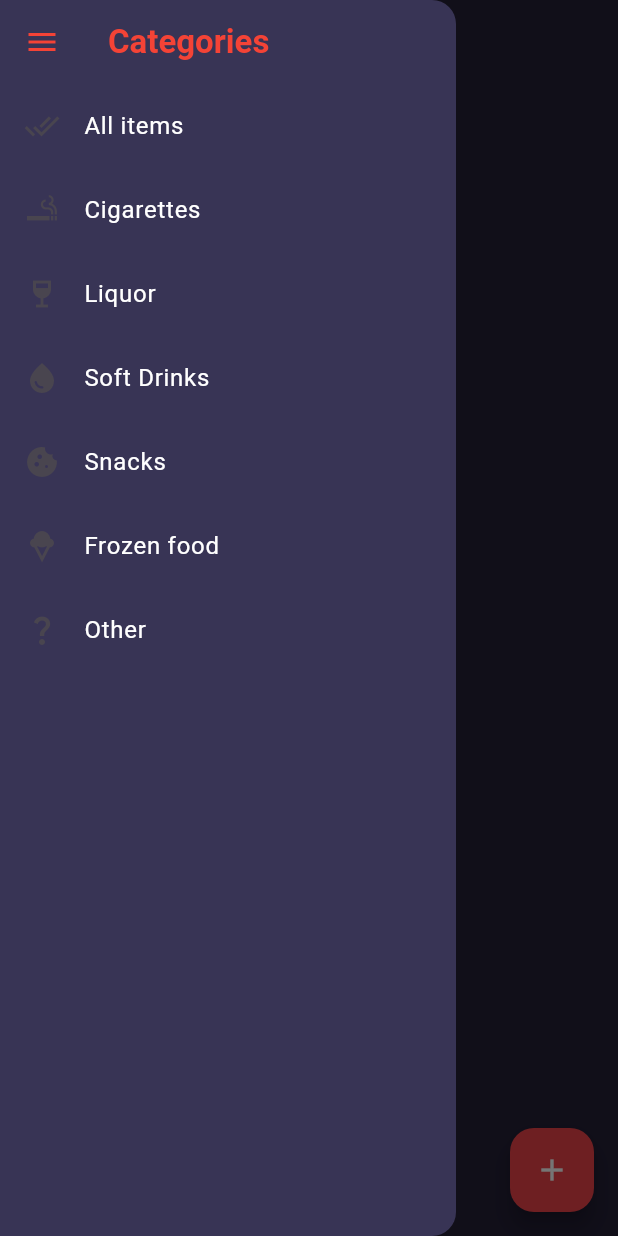
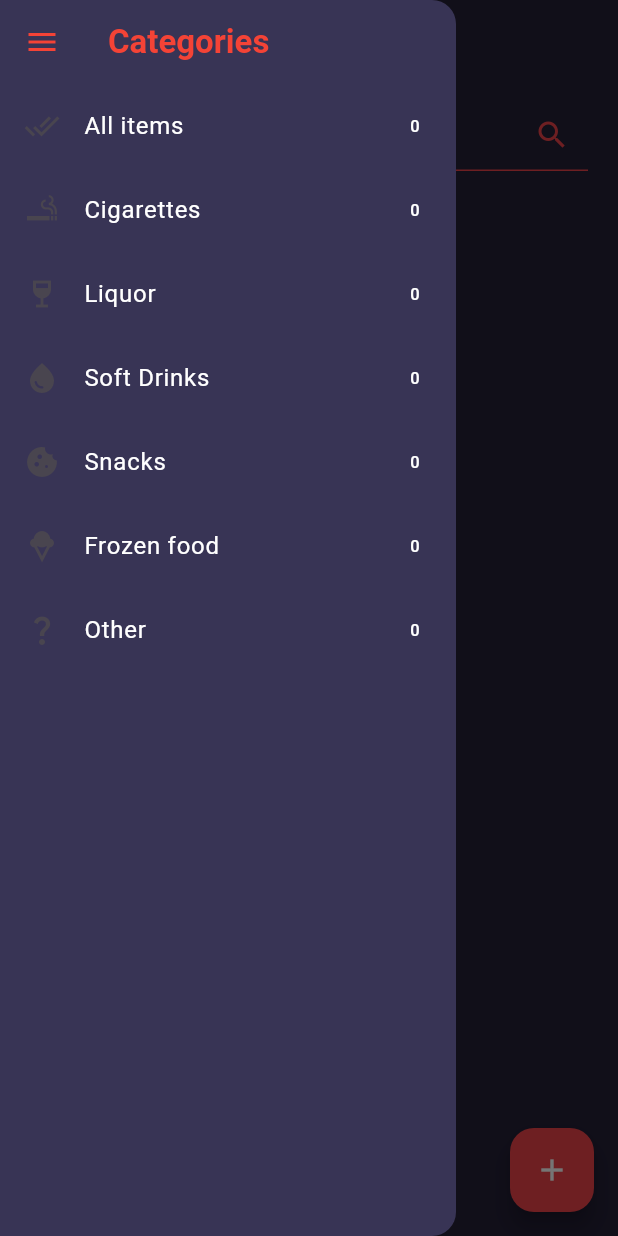
Before and after one commit to SSyntax-errorr/RedHood-store, a Flutter app: the screen it shows after launch, with the side drawer open, on a phone screen of 412 x 824 dp. Run offline on Flutter 3.47's test engine with Material 3 defaults, Android fonts, the phone set to English and light mode, and no system bars; our stand-ins replace flutter_slidable, permission_handler, sqflite; accounts and stored records are empty.

Commit message:
add search functionality with search bar

```diff
--- a/lib/Screens/addItem.dart
+++ b/lib/Screens/addItem.dart
@@ -30,9 +30,9 @@ class _AddItemWidgetState extends State<AddItemWidget> {
   @override
   Widget build(BuildContext context) {
     return Scaffold(
-      backgroundColor: Color.fromARGB(255, 36, 32, 55),
+      backgroundColor: const Color.fromARGB(255, 36, 32, 55),
       appBar: AppBar(
-        backgroundColor: Color.fromARGB(255, 239, 68, 74),
+        backgroundColor: const Color.fromARGB(255, 239, 68, 74),
         foregroundColor: Colors.white,
         title: const Text("Add Item"),
         centerTitle: true,
@@ -93,7 +93,7 @@ class _AddItemWidgetState extends State<AddItemWidget> {
                     style: TextStyle(color: Colors.red, fontSize: 18),
                   ),
                   DropdownButton<Categories>(
-                    dropdownColor: Color.fromARGB(255, 239, 68, 74),
+                    dropdownColor: const Color.fromARGB(255, 239, 68, 74),
                     value: selectedValue,
                     onChanged: (newValue) {
                       setState(() {
@@ -147,7 +147,7 @@ class _AddItemWidgetState extends State<AddItemWidget> {
                     Navigator.pop(context);
                   },
                   style: ElevatedButton.styleFrom(
-                      backgroundColor: Color.fromARGB(255, 239, 68, 74),
+                      backgroundColor: const Color.fromARGB(255, 239, 68, 74),
                       foregroundColor: Colors.white),
                   child: const Text("Confirm"),
                 ),
--- a/lib/home.dart
+++ b/lib/home.dart
@@ -5,9 +5,11 @@ import 'package:store/Services/database_helper.dart';
 import 'package:flutter_slidable/flutter_slidable.dart';
 import 'package:permission_handler/permission_handler.dart';
 
+const Color redColor = Color.fromARGB(255, 239, 68, 74);
+
 List<int> idList = [];
 List<DataModel> itemList = [];
-List<DataModel> itemListToDisplay = []; //just in case :)
+List<DataModel> itemListToDisplay = [];
 List<DataModel> subItemList = [];
 
 class HomePage extends StatefulWidget {
@@ -19,36 +21,94 @@ class HomePage extends StatefulWidget {
 
 class _HomePageState extends State<HomePage> {
   GlobalKey<ScaffoldState> _scaffoldKey = GlobalKey<ScaffoldState>();
+
+  void _searchFilter(String enteredKeyword) {
+    subItemList = [];
+    if (enteredKeyword.isEmpty) {
+      setState(() {
+        itemListToDisplay = itemList;
+      });
+      return;
+    }
+
+    subItemList = itemList
+        .where((item) => (item.itemName.toLowerCase())
+            .contains(enteredKeyword.toLowerCase()))
+        .toList();
+
+    setState(() {
+      itemListToDisplay = subItemList;
+    });
+  }
+
   @override
   Widget build(BuildContext context) {
     return Scaffold(
+      //resizeToAvoidBottomInset: false,
       key: _scaffoldKey,
       drawer: NavBar(
           scaffoldKey: _scaffoldKey,
           onItemClicked: () {
             setState(() {});
           }),
-      backgroundColor: Color.fromARGB(255, 36, 32, 55),
+      backgroundColor: const Color.fromARGB(255, 36, 32, 55),
       appBar: AppBar(
         backgroundColor: Colors.transparent,
-        foregroundColor: Color.fromARGB(255, 239, 68, 74),
+        foregroundColor: const Color.fromARGB(255, 239, 68, 74),
         title: const Text(
           "REDHOOD STORE",
           style: TextStyle(fontWeight: FontWeight.bold),
         ),
         centerTitle: true,
       ),
-      body: ItemList(),
+      body: Stack(children: [
+        //used stack() because column() causes pixel overflow
+        Positioned(
+          top: 10,
+          left: 20,
+          right: 20,
+          child: TextField(
+            //search bar
+            style: TextStyle(color: Colors.white),
+            cursorColor: redColor,
+            decoration: const InputDecoration(
+                enabledBorder: UnderlineInputBorder(
+                  borderSide: BorderSide(color: redColor),
+                ),
+                focusedBorder: UnderlineInputBorder(
+                  borderSide: BorderSide(
+                      color: Colors
+                          .red), // Color of the bottom line when the TextField is focused
+                ),
+                hintText: "Search",
+                hintStyle: TextStyle(color: Color.fromARGB(58, 255, 255, 255)),
+                focusColor: redColor,
+                hoverColor: redColor,
+                suffixIcon: Icon(
+                  Icons.search,
+                  color: Color.fromARGB(255, 239, 68, 74),
+                )),
+            onChanged: (value) => _searchFilter(value),
+          ),
+        ),
+        Positioned(
+          top: 70,
+          left: 0,
+          right: 0,
+          bottom: 0,
+          child: ItemList(),
+        ),
+      ]),
       floatingActionButton: FloatingActionButton(
-          backgroundColor: Color.fromARGB(255, 239, 68, 74),
-          child: Icon(
+          backgroundColor: const Color.fromARGB(255, 239, 68, 74),
+          child: const Icon(
             Icons.add,
             color: Colors.white,
           ),
           onPressed: () {
             Navigator.push(
               context,
-              MaterialPageRoute(builder: (context) => AddItemWidget()),
+              MaterialPageRoute(builder: (context) => const AddItemWidget()),
             ).then((_) {
               setState(() {});
             });
@@ -56,10 +116,8 @@ class _HomePageState extends State<HomePage> {
     );
   }
 
-  Scaffold ItemList() {
-    return Scaffold(
-      backgroundColor: Color.fromARGB(255, 36, 32, 55),
-      body: FutureBuilder<List<DataModel>>(
+  FutureBuilder<List<DataModel>> ItemList() {
+    return FutureBuilder<List<DataModel>>(
       future: DatabaseHelper.instance.retrieveItems(),
       builder: (context, snapshot) {
         if (snapshot.connectionState == ConnectionState.waiting) {
@@ -67,7 +125,7 @@ class _HomePageState extends State<HomePage> {
         } else if (snapshot.hasError) {
           return Text('Error: ${snapshot.error}');
         } else {
-            if (!subItemList.isEmpty) {
+          if (subItemList.isNotEmpty) {
             itemListToDisplay = subItemList;
           } else {
             itemList = snapshot.data!;
@@ -123,7 +181,6 @@ class _HomePageState extends State<HomePage> {
           );
         }
       },
-      ),
     );
   }
 
@@ -139,7 +196,7 @@ class _HomePageState extends State<HomePage> {
         return Icons.water;
       case "FrozenFood":
         return Icons.icecream;
-        break;
+
       case "Other":
         return Icons.question_mark;
       default:
@@ -193,9 +250,13 @@ class _NavBarState extends State<NavBar> {
             ),
           ),
           ListTile(
-            leading: Icon(Icons.done_all_sharp),
+            leading: const Icon(Icons.done_all_sharp),
             title: const Text(
               'All items',
+              style: TextStyle(color: Colors.white),
+            ),
+            trailing: Text(
+              itemList.length.toString(),
               style: TextStyle(color: Colors.white),
             ),
             onTap: () {
@@ -205,9 +266,16 @@ class _NavBarState extends State<NavBar> {
             },
           ),
           ListTile(
-            leading: Icon(Icons.smoking_rooms_sharp),
+            leading: const Icon(Icons.smoking_rooms_sharp),
             title: const Text(
               'Cigarettes',
+              style: TextStyle(color: Colors.white),
+            ),
+            trailing: Text(
+              itemList
+                  .where((item) => item.category == 'Cigarettes')
+                  .length
+                  .toString(),
               style: TextStyle(color: Colors.white),
             ),
             onTap: () {
@@ -218,9 +286,16 @@ class _NavBarState extends State<NavBar> {
             },
           ),
           ListTile(
-            leading: Icon(Icons.wine_bar),
+            leading: const Icon(Icons.wine_bar),
             title: const Text(
               'Liquor',
+              style: TextStyle(color: Colors.white),
+            ),
+            trailing: Text(
+              itemList
+                  .where((item) => item.category == 'Liquor')
+                  .length
+                  .toString(),
               style: TextStyle(color: Colors.white),
             ),
             onTap: () {
@@ -236,6 +311,13 @@ class _NavBarState extends State<NavBar> {
               'Soft Drinks',
               style: TextStyle(color: Colors.white),
             ),
+            trailing: Text(
+              itemList
+                  .where((item) => item.category == 'SoftDrinks')
+                  .length
+                  .toString(),
+              style: TextStyle(color: Colors.white),
+            ),
             onTap: () {
               categoryFilter('SoftDrinks', context);
               widget.scaffoldKey.currentState?.closeDrawer();
@@ -244,9 +326,16 @@ class _NavBarState extends State<NavBar> {
             },
           ),
           ListTile(
-            leading: Icon(Icons.cookie),
+            leading: const Icon(Icons.cookie),
             title: const Text(
               'Snacks',
+              style: TextStyle(color: Colors.white),
+            ),
+            trailing: Text(
+              itemList
+                  .where((item) => item.category == 'Snacks')
+                  .length
+                  .toString(),
               style: TextStyle(color: Colors.white),
             ),
             onTap: () {
@@ -257,9 +346,16 @@ class _NavBarState extends State<NavBar> {
             },
           ),
           ListTile(
-            leading: Icon(Icons.icecream),
+            leading: const Icon(Icons.icecream),
             title: const Text(
               'Frozen food',
+              style: TextStyle(color: Colors.white),
+            ),
+            trailing: Text(
+              itemList
+                  .where((item) => item.category == 'FrozenFood')
+                  .length
+                  .toString(),
               style: TextStyle(color: Colors.white),
             ),
             onTap: () {
@@ -270,9 +366,16 @@ class _NavBarState extends State<NavBar> {
             },
           ),
           ListTile(
-            leading: Icon(Icons.question_mark),
+            leading: const Icon(Icons.question_mark),
             title: const Text(
               'Other',
+              style: TextStyle(color: Colors.white),
+            ),
+            trailing: Text(
+              itemList
+                  .where((item) => item.category == 'Other')
+                  .length
+                  .toString(),
               style: TextStyle(color: Colors.white),
             ),
             onTap: () {
```
Lines whose indentation alone changed are shown as unchanged.
